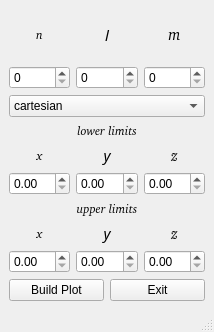
The window that mainwindow.ui (Genas2/diplom) describes before a commit, drawn with Qt 5.
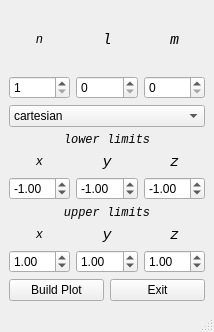
The same window after the commit.

Commit message: Implemented n,l and m spin boxes interaction. Limits labels are changing when mode is switched. Started limits interaction.

Diff of the .ui file:
```diff
--- a/mainwindow.ui
+++ b/mainwindow.ui
@@ -23,7 +23,7 @@
          <widget class="QLabel" name="lbl_n">
           <property name="font">
            <font>
-            <family>CMU Serif [unknown]</family>
+            <family>Courier New</family>
             <italic>true</italic>
            </font>
           </property>
@@ -36,7 +36,11 @@
          </widget>
         </item>
         <item>
-         <widget class="QSpinBox" name="spin_n"/>
+         <widget class="QSpinBox" name="spin_n">
+          <property name="minimum">
+           <number>1</number>
+          </property>
+         </widget>
         </item>
        </layout>
       </item>
@@ -46,7 +50,7 @@
          <widget class="QLabel" name="lbl_l">
           <property name="font">
            <font>
-            <family>CMU Serif</family>
+            <family>Courier New</family>
             <pointsize>11</pointsize>
             <italic>true</italic>
            </font>
@@ -70,7 +74,7 @@
          <widget class="QLabel" name="lbl_m">
           <property name="font">
            <font>
-            <family>CMU Serif [unknown]</family>
+            <family>Courier New</family>
             <pointsize>11</pointsize>
             <italic>true</italic>
            </font>
@@ -112,7 +116,7 @@
          <widget class="QLabel" name="lbl_x_r_2">
           <property name="font">
            <font>
-            <family>CMU Serif [unknown]</family>
+            <family>Courier New</family>
             <italic>true</italic>
            </font>
           </property>
@@ -132,7 +136,7 @@
              <widget class="QLabel" name="lblMin_x_r">
               <property name="font">
                <font>
-                <family>CMU Serif [unknown]</family>
+                <family>Courier New</family>
                 <italic>true</italic>
                </font>
               </property>
@@ -145,7 +149,14 @@
              </widget>
             </item>
             <item>
-             <widget class="QDoubleSpinBox" name="spinMin_x_r"/>
+             <widget class="QDoubleSpinBox" name="spinMin_x_r">
+              <property name="minimum">
+               <double>-99.989999999999995</double>
+              </property>
+              <property name="value">
+               <double>-1.000000000000000</double>
+              </property>
+             </widget>
             </item>
            </layout>
           </item>
@@ -155,7 +166,7 @@
              <widget class="QLabel" name="lblMin_y_theta">
               <property name="font">
                <font>
-                <family>CMU Serif</family>
+                <family>Courier New</family>
                 <pointsize>11</pointsize>
                 <italic>true</italic>
                </font>
@@ -169,7 +180,14 @@
              </widget>
             </item>
             <item>
-             <widget class="QDoubleSpinBox" name="spinMin_y_theta"/>
+             <widget class="QDoubleSpinBox" name="spinMin_y_theta">
+              <property name="minimum">
+               <double>-99.989999999999995</double>
+              </property>
+              <property name="value">
+               <double>-1.000000000000000</double>
+              </property>
+             </widget>
             </item>
            </layout>
           </item>
@@ -179,7 +197,7 @@
              <widget class="QLabel" name="lblMin_x_phi">
               <property name="font">
                <font>
-                <family>CMU Serif [unknown]</family>
+                <family>Courier New</family>
                 <pointsize>11</pointsize>
                 <italic>true</italic>
                </font>
@@ -193,7 +211,14 @@
              </widget>
             </item>
             <item>
-             <widget class="QDoubleSpinBox" name="spinMin_z_phi"/>
+             <widget class="QDoubleSpinBox" name="spinMin_z_phi">
+              <property name="minimum">
+               <double>-99.989999999999995</double>
+              </property>
+              <property name="value">
+               <double>-1.000000000000000</double>
+              </property>
+             </widget>
             </item>
            </layout>
           </item>
@@ -207,7 +232,7 @@
          <widget class="QLabel" name="lbl_x_r_3">
           <property name="font">
            <font>
-            <family>CMU Serif [unknown]</family>
+            <family>Courier New</family>
             <italic>true</italic>
            </font>
           </property>
@@ -227,7 +252,7 @@
              <widget class="QLabel" name="lblMax_x_r">
               <property name="font">
                <font>
-                <family>CMU Serif [unknown]</family>
+                <family>Courier New</family>
                 <italic>true</italic>
                </font>
               </property>
@@ -240,7 +265,14 @@
              </widget>
             </item>
             <item>
-             <widget class="QDoubleSpinBox" name="spinMax_x_r"/>
+             <widget class="QDoubleSpinBox" name="spinMax_x_r">
+              <property name="minimum">
+               <double>-99.989999999999995</double>
+              </property>
+              <property name="value">
+               <double>1.000000000000000</double>
+              </property>
+             </widget>
             </item>
            </layout>
           </item>
@@ -250,7 +282,7 @@
              <widget class="QLabel" name="lblMax_y_theta">
               <property name="font">
                <font>
-                <family>CMU Serif</family>
+                <family>Courier New</family>
                 <pointsize>11</pointsize>
                 <italic>true</italic>
                </font>
@@ -264,7 +296,14 @@
              </widget>
             </item>
             <item>
-             <widget class="QDoubleSpinBox" name="spinMax_y_theta"/>
+             <widget class="QDoubleSpinBox" name="spinMax_y_theta">
+              <property name="minimum">
+               <double>-99.989999999999995</double>
+              </property>
+              <property name="value">
+               <double>1.000000000000000</double>
+              </property>
+             </widget>
             </item>
            </layout>
           </item>
@@ -274,7 +313,7 @@
              <widget class="QLabel" name="lblMax_x_phi">
               <property name="font">
                <font>
-                <family>CMU Serif [unknown]</family>
+                <family>Courier New</family>
                 <pointsize>11</pointsize>
                 <italic>true</italic>
                </font>
@@ -288,7 +327,14 @@
              </widget>
             </item>
             <item>
-             <widget class="QDoubleSpinBox" name="spinMax_z_phi"/>
+             <widget class="QDoubleSpinBox" name="spinMax_z_phi">
+              <property name="minimum">
+               <double>-99.989999999999995</double>
+              </property>
+              <property name="value">
+               <double>1.000000000000000</double>
+              </property>
+             </widget>
             </item>
            </layout>
           </item>
```
Left out of the diff: 25 changed lines with no effect on the pictures. The commit also changes 3 other files.
